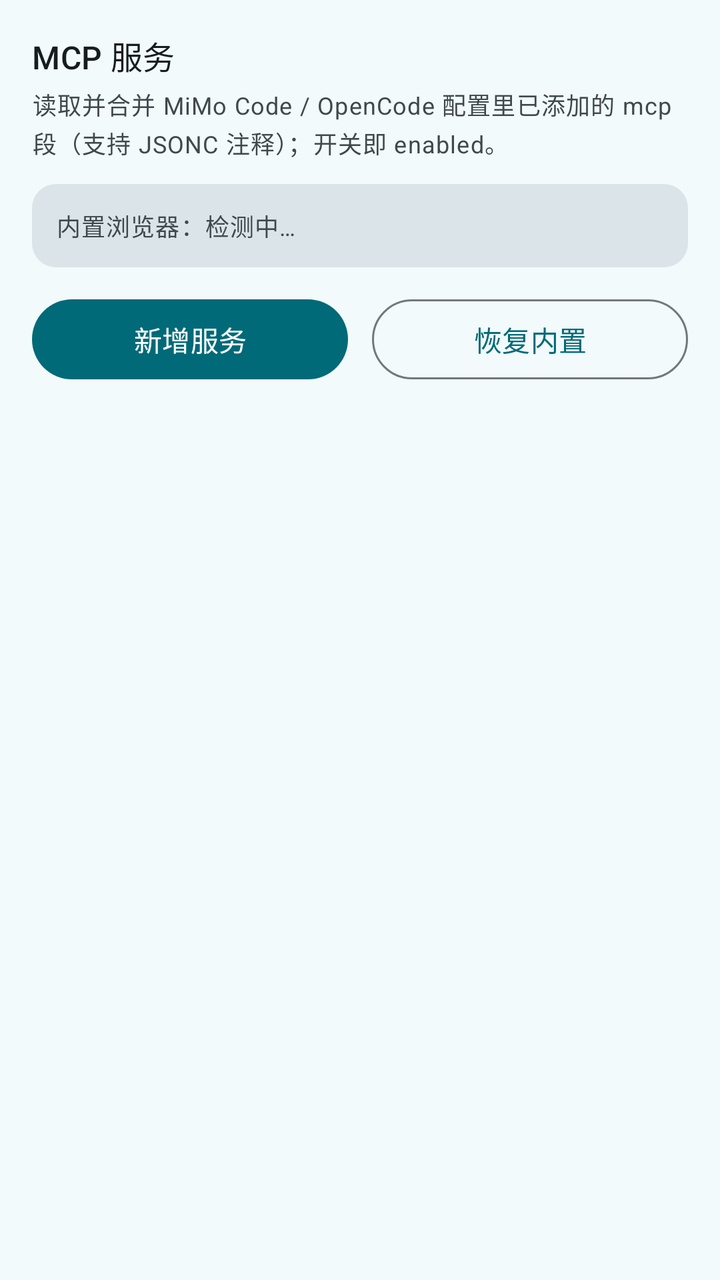
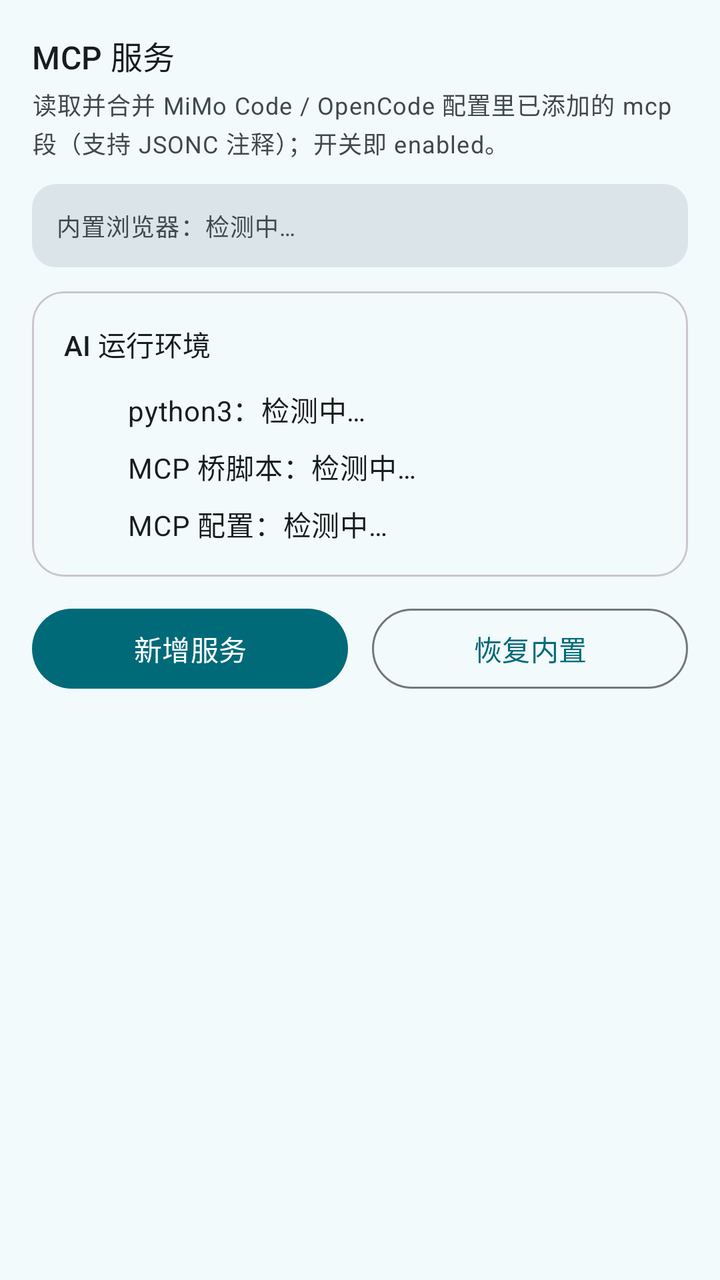

An Android layout rendered at two revisions. The XML below is the earlier revision; the diff shows what the commit changed to produce the second picture.
<!-- AndroidManifest.xml: application theme Theme.CodeTool -->
<!-- res/layout/fragment_mcp.xml -->
<?xml version="1.0" encoding="utf-8"?>
<ScrollView xmlns:android="http://schemas.android.com/apk/res/android"
    xmlns:app="http://schemas.android.com/apk/res-auto"
    android:layout_width="match_parent"
    android:layout_height="match_parent"
    android:background="?android:attr/colorBackground"
    android:scrollbars="none"
    android:fillViewport="true">

    <LinearLayout
        android:layout_width="match_parent"
        android:layout_height="wrap_content"
        android:orientation="vertical"
        android:padding="16dp">

        <com.google.android.material.textview.MaterialTextView
            android:layout_width="wrap_content"
            android:layout_height="wrap_content"
            android:text="MCP 服务"
            android:textAppearance="?attr/textAppearanceTitleMedium"
            android:textColor="?attr/colorOnSurface" />

        <com.google.android.material.textview.MaterialTextView
            android:id="@+id/mcpStatus"
            android:layout_width="match_parent"
            android:layout_height="wrap_content"
            android:layout_marginTop="4dp"
            android:text="读取并合并 MiMo Code / OpenCode 配置里已添加的 mcp 段（支持 JSONC 注释）；开关即 enabled。"
            android:textAppearance="?attr/textAppearanceBodySmall"
            android:textColor="?attr/colorOnSurfaceVariant" />

        
        <com.google.android.material.textview.MaterialTextView
            android:id="@+id/mcpBrowserStatus"
            android:layout_width="match_parent"
            android:layout_height="wrap_content"
            android:layout_marginTop="12dp"
            android:padding="12dp"
            android:background="@drawable/bg_status_banner"
            android:text="内置浏览器：检测中…"
            android:textAppearance="?attr/textAppearanceBodySmall"
            android:textColor="?attr/colorOnSurfaceVariant" />

        <LinearLayout
            android:layout_width="match_parent"
            android:layout_height="wrap_content"
            android:orientation="horizontal"
            android:layout_marginTop="12dp">

            <com.google.android.material.button.MaterialButton
                android:id="@+id/btnMcpAdd"
                android:layout_width="0dp"
                android:layout_height="wrap_content"
                android:layout_weight="1"
                android:text="新增服务" />

            <com.google.android.material.button.MaterialButton
                android:id="@+id/btnMcpBuiltin"
                style="?attr/materialButtonOutlinedStyle"
                android:layout_width="0dp"
                android:layout_height="wrap_content"
                android:layout_weight="1"
                android:layout_marginStart="12dp"
                android:text="恢复内置" />
        </LinearLayout>

        <LinearLayout
            android:id="@+id/mcpList"
            android:layout_width="match_parent"
            android:layout_height="wrap_content"
            android:orientation="vertical"
            android:layout_marginTop="8dp" />

    </LinearLayout>
</ScrollView>
<!-- resources referenced by this layout -->
<resources>
  <!-- drawable bg_status_banner (drawable) -->
  <?xml version="1.0" encoding="utf-8"?>
  <shape xmlns:android="http://schemas.android.com/apk/res/android"
      android:shape="rectangle">
      <solid android:color="?attr/colorSurfaceVariant" />
      <corners android:radius="12dp" />
  </shape>
  <style name="Theme.CodeTool" parent="Theme.Material3.Light.NoActionBar">
          <item name="colorPrimary">@color/light_primary</item>
          <item name="colorOnPrimary">@color/light_on_primary</item>
          <item name="colorPrimaryContainer">@color/light_primary_container</item>
          <item name="colorOnPrimaryContainer">@color/light_on_primary_container</item>
          <item name="colorSecondary">@color/light_secondary</item>
          <item name="colorOnSecondary">@color/light_on_secondary</item>
          <item name="colorSecondaryContainer">@color/light_secondary_container</item>
          <item name="colorOnSecondaryContainer">@color/light_on_secondary_container</item>
          <item name="colorSurface">@color/light_surface</item>
          <item name="colorOnSurface">@color/light_on_surface</item>
          <item name="colorSurfaceVariant">@color/light_surface_variant</item>
          <item name="colorOnSurfaceVariant">@color/light_on_surface_variant</item>
          <item name="colorSurfaceContainer">@color/light_surface_container</item>
          
          <item name="colorSurfaceContainerHigh">?attr/colorSurfaceContainer</item>
          <item name="colorSurfaceContainerLow">?attr/colorSurfaceContainer</item>
          <item name="android:colorBackground">@color/light_background</item>
          <item name="colorOnBackground">@color/light_on_background</item>
          <item name="colorOutline">@color/light_outline</item>
          <item name="colorError">@color/error</item>
          <item name="colorErrorContainer">@color/error_container</item>
          <item name="colorOnErrorContainer">@color/on_error_container</item>
          <item name="android:statusBarColor" tools:targetApi="l">?attr/colorSurface</item>
          <item name="android:navigationBarColor" tools:targetApi="l">@android:color/transparent</item>
          <item name="android:windowLightStatusBar" tools:targetApi="m">true</item>
          <item name="android:windowLightNavigationBar" tools:targetApi="o_mr1">true</item>
          <item name="android:windowBackground">@color/light_background</item>
      </style>
  <color name="light_primary">#FF006A78</color>
  <color name="light_on_primary">#FFFFFFFF</color>
  <color name="light_primary_container">#FF9CEAFB</color>
  <color name="light_on_primary_container">#FF00202A</color>
  <color name="light_secondary">#FF4C636B</color>
  <color name="light_on_secondary">#FFFFFFFF</color>
  <color name="light_secondary_container">#FFCFE8F1</color>
  <color name="light_on_secondary_container">#FF071F25</color>
  <color name="light_surface">#FFF2FAFB</color>
  <color name="light_on_surface">#FF171D1F</color>
  <color name="light_surface_variant">#FFDBE4E8</color>
  <color name="light_on_surface_variant">#FF3F484D</color>
  <color name="light_surface_container">#FFE6EFF1</color>
  <color name="light_background">#FFF2FAFB</color>
  <color name="light_on_background">#FF171D1F</color>
  <color name="light_outline">#FF6F797D</color>
  <color name="error">#FFFFB4AB</color>
  <color name="error_container">#FF93000A</color>
  <color name="on_error_container">#FFFFDAD6</color>
</resources>

<!-- the commit's change to res/layout/fragment_mcp.xml (unified diff, before → after) -->
@@ -41,6 +41,123 @@
             android:textAppearance="?attr/textAppearanceBodySmall"
             android:textColor="?attr/colorOnSurfaceVariant" />
 
+        
+        <com.google.android.material.card.MaterialCardView
+            android:id="@+id/mcpEnvCard"
+            android:layout_width="match_parent"
+            android:layout_height="wrap_content"
+            android:layout_marginTop="12dp"
+            app:cardCornerRadius="16dp"
+            app:cardElevation="0dp"
+            app:strokeWidth="1dp">
+
+            <LinearLayout
+                android:layout_width="match_parent"
+                android:layout_height="wrap_content"
+                android:orientation="vertical"
+                android:padding="16dp">
+
+                <com.google.android.material.textview.MaterialTextView
+                    android:layout_width="match_parent"
+                    android:layout_height="wrap_content"
+                    android:text="AI 运行环境"
+                    android:textAppearance="?attr/textAppearanceTitleSmall"
+                    android:textColor="?attr/colorOnSurface" />
+
+                <LinearLayout
+                    android:layout_width="match_parent"
+                    android:layout_height="wrap_content"
+                    android:orientation="horizontal"
+                    android:layout_marginTop="12dp"
+                    android:gravity="center_vertical">
+
+                    <ImageView
+                        android:id="@+id/envIconPython"
+                        android:layout_width="20dp"
+                        android:layout_height="20dp"
+                        android:scaleType="fitCenter"
+                        android:contentDescription="python3" />
+
+                    <com.google.android.material.textview.MaterialTextView
+                        android:id="@+id/envTextPython"
+                        android:layout_width="0dp"
+                        android:layout_height="wrap_content"
+                        android:layout_weight="1"
+                        android:layout_marginStart="12dp"
+                        android:singleLine="true"
+                        android:ellipsize="end"
+                        android:text="python3：检测中…"
+                        android:textAppearance="?attr/textAppearanceBodyMedium"
+                        android:textColor="?attr/colorOnSurface" />
+                </LinearLayout>
+
+                <LinearLayout
+                    android:layout_width="match_parent"
+                    android:layout_height="wrap_content"
+                    android:orientation="horizontal"
+                    android:layout_marginTop="8dp"
+                    android:gravity="center_vertical">
+
+                    <ImageView
+                        android:id="@+id/envIconBridge"
+                        android:layout_width="20dp"
+                        android:layout_height="20dp"
+                        android:scaleType="fitCenter"
+                        android:contentDescription="MCP 桥脚本" />
+
+                    <com.google.android.material.textview.MaterialTextView
+                        android:id="@+id/envTextBridge"
+                        android:layout_width="0dp"
+                        android:layout_height="wrap_content"
+                        android:layout_weight="1"
+                        android:layout_marginStart="12dp"
+                        android:singleLine="true"
+                        android:ellipsize="end"
+                        android:text="MCP 桥脚本：检测中…"
+                        android:textAppearance="?attr/textAppearanceBodyMedium"
+                        android:textColor="?attr/colorOnSurface" />
+                </LinearLayout>
+
+                <LinearLayout
+                    android:layout_width="match_parent"
+                    android:layout_height="wrap_content"
+                    android:orientation="horizontal"
+                    android:layout_marginTop="8dp"
+                    android:gravity="center_vertical">
+
+                    <ImageView
+                        android:id="@+id/envIconConfig"
+                        android:layout_width="20dp"
+                        android:layout_height="20dp"
+                        android:scaleType="fitCenter"
+                        android:contentDescription="MCP 配置" />
+
+                    <com.google.android.material.textview.MaterialTextView
+                        android:id="@+id/envTextConfig"
+                        android:layout_width="0dp"
+                        android:layout_height="wrap_content"
+                        android:layout_weight="1"
+                        android:layout_marginStart="12dp"
+                        android:singleLine="true"
+                        android:ellipsize="end"
+                        android:text="MCP 配置：检测中…"
+                        android:textAppearance="?attr/textAppearanceBodyMedium"
+                        android:textColor="?attr/colorOnSurface" />
+                </LinearLayout>
+
+                <com.google.android.material.button.MaterialButton
+                    android:id="@+id/btnEnvRepair"
+                    style="@style/Widget.Material3.Button.TonalButton"
+                    android:layout_width="match_parent"
+                    android:layout_height="wrap_content"
+                    android:layout_marginTop="12dp"
+                    android:text="一键修复环境"
+                    android:visibility="gone"
+                    app:icon="@drawable/ic_refresh"
+                    app:iconGravity="textStart" />
+            </LinearLayout>
+        </com.google.android.material.card.MaterialCardView>
+
         <LinearLayout
             android:layout_width="match_parent"
             android:layout_height="wrap_content"
<!-- resource entries referenced after the edit -->
@@ -7,6 +7,17 @@
       <solid android:color="?attr/colorSurfaceVariant" />
       <corners android:radius="12dp" />
   </shape>
+  <!-- drawable ic_refresh (drawable) -->
+  <vector xmlns:android="http://schemas.android.com/apk/res/android"
+      android:width="24dp"
+      android:height="24dp"
+      android:viewportWidth="24"
+      android:viewportHeight="24"
+      android:tint="?attr/colorControlNormal">
+      <path
+          android:fillColor="@android:color/white"
+          android:pathData="M17.65,6.35C16.2,4.9 14.21,4 12,4c-4.42,0 -7.99,3.58 -7.99,8s3.57,8 7.99,8c3.73,0 6.84,-2.55 7.73,-6h-2.08c-0.82,2.33 -3.04,4 -5.65,4 -3.31,0 -6,-2.69 -6,-6s2.69,-6 6,-6c1.66,0 3.14,0.69 4.22,1.78L13,11h7V4l-2.35,2.35z" />
+  </vector>
   <style name="Theme.CodeTool" parent="Theme.Material3.Light.NoActionBar">
           <item name="colorPrimary">@color/light_primary</item>
           <item name="colorOnPrimary">@color/light_on_primary</item>
